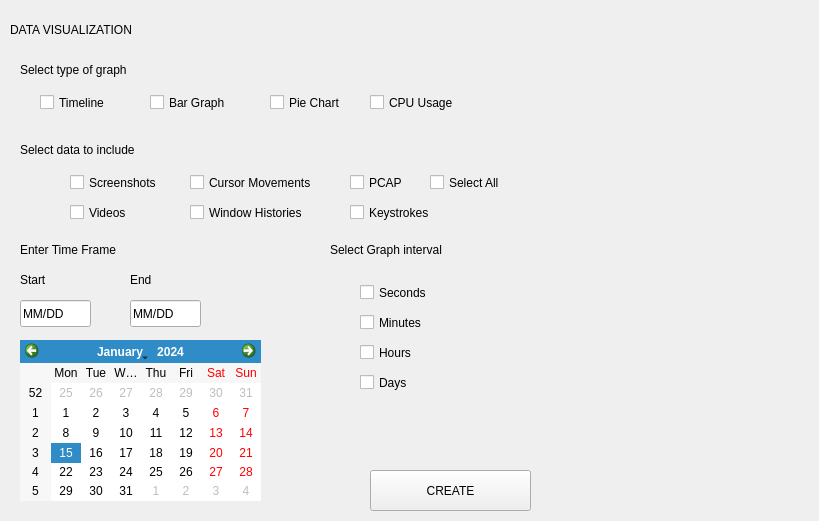
First picture: the form in src/ui/Visualize/DataViz.ui, repository komodo6/AVERT, before the edit.
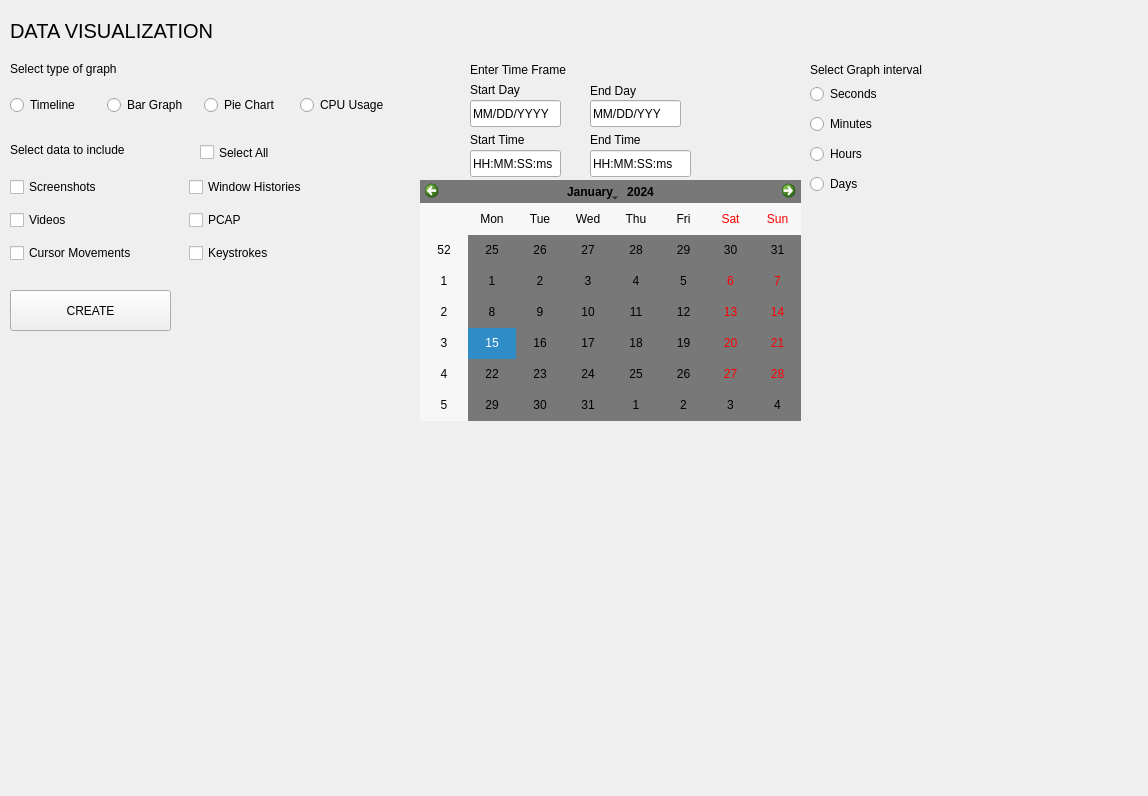
Second picture: the form after the edit.

Commit message: updated the ui's for DataViz and Settings

Diff of the .ui file:
```diff
--- a/src/ui/Visualize/DataViz.ui
+++ b/src/ui/Visualize/DataViz.ui
@@ -6,96 +6,18 @@
    <rect>
     <x>0</x>
     <y>0</y>
-    <width>819</width>
-    <height>521</height>
+    <width>1148</width>
+    <height>796</height>
    </rect>
   </property>
   <property name="windowTitle">
    <string>Form</string>
   </property>
-  <widget class="QCheckBox" name="checkBox">
-   <property name="geometry">
-    <rect>
-     <x>70</x>
-     <y>170</y>
-     <width>101</width>
-     <height>25</height>
-    </rect>
-   </property>
-   <property name="text">
-    <string>Screenshots</string>
-   </property>
-  </widget>
-  <widget class="QCheckBox" name="checkBox_2">
-   <property name="geometry">
-    <rect>
-     <x>70</x>
-     <y>200</y>
-     <width>92</width>
-     <height>25</height>
-    </rect>
-   </property>
-   <property name="text">
-    <string>Videos</string>
-   </property>
-  </widget>
-  <widget class="QCheckBox" name="checkBox_3">
-   <property name="geometry">
-    <rect>
-     <x>190</x>
-     <y>170</y>
-     <width>151</width>
-     <height>25</height>
-    </rect>
-   </property>
-   <property name="text">
-    <string>Cursor Movements</string>
-   </property>
-  </widget>
-  <widget class="QCheckBox" name="checkBox_4">
-   <property name="geometry">
-    <rect>
-     <x>190</x>
-     <y>200</y>
-     <width>141</width>
-     <height>25</height>
-    </rect>
-   </property>
-   <property name="text">
-    <string>Window Histories</string>
-   </property>
-  </widget>
-  <widget class="QCheckBox" name="checkBox_5">
-   <property name="geometry">
-    <rect>
-     <x>350</x>
-     <y>170</y>
-     <width>92</width>
-     <height>25</height>
-    </rect>
-   </property>
-   <property name="text">
-    <string>PCAP</string>
-   </property>
-  </widget>
-  <widget class="QCheckBox" name="checkBox_6">
-   <property name="geometry">
-    <rect>
-     <x>350</x>
-     <y>200</y>
-     <width>92</width>
-     <height>25</height>
-    </rect>
-   </property>
-   <property name="text">
-    <string>Keystrokes</string>
-   </property>
-  </widget>
   <widget class="QCheckBox" name="checkBox_7">
    <property name="geometry">
     <rect>
-     <x>430</x>
-     <y>170</y>
+     <x>200</x>
+     <y>140</y>
      <width>92</width>
      <height>25</height>
     </rect>
@@ -104,102 +26,37 @@
     <string>Select All</string>
    </property>
   </widget>
-  <widget class="QCalendarWidget" name="calendarWidget">
-   <property name="geometry">
-    <rect>
-     <x>20</x>
-     <y>340</y>
-     <width>241</width>
-     <height>161</height>
-    </rect>
-   </property>
-  </widget>
   <widget class="QLineEdit" name="lineEdit">
    <property name="geometry">
     <rect>
-     <x>20</x>
-     <y>300</y>
-     <width>71</width>
+     <x>470</x>
+     <y>100</y>
+     <width>91</width>
      <height>27</height>
     </rect>
    </property>
    <property name="text">
-    <string>MM/DD</string>
+    <string>MM/DD/YYYY</string>
    </property>
   </widget>
   <widget class="QLineEdit" name="lineEdit_2">
    <property name="geometry">
     <rect>
-     <x>130</x>
-     <y>300</y>
-     <width>71</width>
+     <x>590</x>
+     <y>100</y>
+     <width>91</width>
      <height>27</height>
     </rect>
    </property>
    <property name="text">
-    <string>MM/DD</string>
-   </property>
-  </widget>
-  <widget class="QCheckBox" name="checkBox_8">
-   <property name="geometry">
-    <rect>
-     <x>360</x>
-     <y>280</y>
-     <width>92</width>
-     <height>25</height>
-    </rect>
-   </property>
-   <property name="text">
-    <string>Seconds</string>
-   </property>
-   <property name="tristate">
-    <bool>true</bool>
-   </property>
-  </widget>
-  <widget class="QCheckBox" name="checkBox_9">
-   <property name="geometry">
-    <rect>
-     <x>360</x>
-     <y>310</y>
-     <width>92</width>
-     <height>25</height>
-    </rect>
-   </property>
-   <property name="text">
-    <string>Minutes</string>
-   </property>
-  </widget>
-  <widget class="QCheckBox" name="checkBox_10">
-   <property name="geometry">
-    <rect>
-     <x>360</x>
-     <y>340</y>
-     <width>92</width>
-     <height>25</height>
-    </rect>
-   </property>
-   <property name="text">
-    <string>Hours</string>
-   </property>
-  </widget>
-  <widget class="QCheckBox" name="checkBox_11">
-   <property name="geometry">
-    <rect>
-     <x>360</x>
-     <y>370</y>
-     <width>92</width>
-     <height>25</height>
-    </rect>
-   </property>
-   <property name="text">
-    <string>Days</string>
+    <string>MM/DD/YYY</string>
    </property>
   </widget>
   <widget class="QPushButton" name="pushButton_5">
    <property name="geometry">
     <rect>
-     <x>370</x>
-     <y>470</y>
+     <x>10</x>
+     <y>290</y>
      <width>161</width>
      <height>41</height>
     </rect>
@@ -212,11 +69,14 @@
    <property name="geometry">
     <rect>
      <x>10</x>
-     <y>20</y>
-     <width>161</width>
-     <height>19</height>
+     <y>10</y>
+     <width>231</width>
+     <height>41</height>
     </rect>
    </property>
+   <property name="styleSheet">
+    <string notr="true">font-size:20px</string>
+   </property>
    <property name="text">
     <string>DATA VISUALIZATION</string>
    </property>
@@ -224,10 +84,10 @@
   <widget class="QLabel" name="label_2">
    <property name="geometry">
     <rect>
-     <x>20</x>
-     <y>60</y>
-     <width>181</width>
-     <height>19</height>
+     <x>10</x>
+     <y>58</y>
+     <width>221</width>
+     <height>21</height>
     </rect>
    </property>
    <property name="text">
@@ -237,7 +97,7 @@
   <widget class="QLabel" name="label_3">
    <property name="geometry">
     <rect>
-     <x>20</x>
+     <x>10</x>
      <y>140</y>
      <width>191</width>
      <height>19</height>
@@ -250,8 +110,8 @@
   <widget class="QLabel" name="label_4">
    <property name="geometry">
     <rect>
-     <x>20</x>
-     <y>240</y>
+     <x>470</x>
+     <y>60</y>
      <width>181</width>
      <height>19</height>
     </rect>
@@ -263,8 +123,8 @@
   <widget class="QLabel" name="label_5">
    <property name="geometry">
     <rect>
-     <x>330</x>
-     <y>240</y>
+     <x>810</x>
+     <y>60</y>
      <width>211</width>
      <height>19</height>
     </rect>
@@ -276,79 +136,230 @@
   <widget class="QLabel" name="label_6">
    <property name="geometry">
     <rect>
-     <x>20</x>
-     <y>270</y>
-     <width>67</width>
+     <x>470</x>
+     <y>80</y>
+     <width>91</width>
      <height>19</height>
     </rect>
    </property>
    <property name="text">
-    <string>Start</string>
+    <string>Start Day</string>
    </property>
   </widget>
   <widget class="QLabel" name="label_7">
    <property name="geometry">
     <rect>
-     <x>130</x>
-     <y>270</y>
-     <width>67</width>
-     <height>19</height>
+     <x>590</x>
+     <y>80</y>
+     <width>71</width>
+     <height>21</height>
     </rect>
    </property>
    <property name="text">
-    <string>End</string>
+    <string>End Day</string>
    </property>
   </widget>
-  <widget class="QCheckBox" name="checkBox_12">
+  <widget class="QWidget" name="horizontalLayoutWidget">
    <property name="geometry">
     <rect>
-     <x>40</x>
-     <y>90</y>
-     <width>92</width>
-     <height>25</height>
+     <x>10</x>
+     <y>80</y>
+     <width>381</width>
+     <height>51</height>
     </rect>
    </property>
+   <layout class="QHBoxLayout" name="horizontalLayout">
+    <item>
+     <widget class="QRadioButton" name="TimelineRadioButton">
+      <property name="text">
+       <string>Timeline</string>
+      </property>
+     </widget>
+    </item>
+    <item>
+     <widget class="QRadioButton" name="BarGraphRadioButton">
+      <property name="text">
+       <string>Bar Graph</string>
+      </property>
+     </widget>
+    </item>
+    <item>
+     <widget class="QRadioButton" name="PieChartRadioButton">
+      <property name="text">
+       <string>Pie Chart</string>
+      </property>
+     </widget>
+    </item>
+    <item>
+     <widget class="QRadioButton" name="CPUUsageRadioButton">
+      <property name="text">
+       <string>CPU Usage</string>
+      </property>
+     </widget>
+    </item>
+   </layout>
+  </widget>
+  <widget class="QWidget" name="gridLayoutWidget">
+   <property name="geometry">
+    <rect>
+     <x>10</x>
+     <y>170</y>
+     <width>351</width>
+     <height>100</height>
+    </rect>
+   </property>
+   <layout class="QGridLayout" name="gridLayout">
+    <item row="0" column="1">
+     <widget class="QCheckBox" name="checkBox_4">
+      <property name="text">
+       <string>Window Histories</string>
+      </property>
+     </widget>
+    </item>
+    <item row="1" column="0">
+     <widget class="QCheckBox" name="checkBox_2">
+      <property name="text">
+       <string>Videos</string>
+      </property>
+     </widget>
+    </item>
+    <item row="1" column="1">
+     <widget class="QCheckBox" name="checkBox_5">
+      <property name="text">
+       <string>PCAP</string>
+      </property>
+     </widget>
+    </item>
+    <item row="2" column="1">
+     <widget class="QCheckBox" name="checkBox_6">
+      <property name="text">
+       <string>Keystrokes</string>
+      </property>
+     </widget>
+    </item>
+    <item row="2" column="0">
+     <widget class="QCheckBox" name="checkBox_3">
+      <property name="text">
+       <string>Cursor Movements</string>
+      </property>
+     </widget>
+    </item>
+    <item row="0" column="0">
+     <widget class="QCheckBox" name="checkBox">
+      <property name="text">
+       <string>Screenshots</string>
+      </property>
+      <property name="tristate">
+       <bool>false</bool>
+      </property>
+     </widget>
+    </item>
+   </layout>
+  </widget>
+  <widget class="QWidget" name="verticalLayoutWidget">
+   <property name="geometry">
+    <rect>
+     <x>810</x>
+     <y>80</y>
+     <width>101</width>
+     <height>121</height>
+    </rect>
+   </property>
+   <layout class="QVBoxLayout" name="verticalLayout">
+    <item>
+     <widget class="QRadioButton" name="radioButton_2">
+      <property name="text">
+       <string>Seconds</string>
+      </property>
+     </widget>
+    </item>
+    <item>
+     <widget class="QRadioButton" name="radioButton_4">
+      <property name="text">
+       <string>Minutes</string>
+      </property>
+     </widget>
+    </item>
+    <item>
+     <widget class="QRadioButton" name="radioButton_3">
+      <property name="text">
+       <string>Hours</string>
+      </property>
+     </widget>
+    </item>
+    <item>
+     <widget class="QRadioButton" name="radioButton">
+      <property name="text">
+       <string>Days</string>
+      </property>
+     </widget>
+    </item>
+   </layout>
+  </widget>
+  <widget class="QLineEdit" name="lineEdit_3">
+   <property name="geometry">
+    <rect>
+     <x>470</x>
+     <y>150</y>
+     <width>91</width>
+     <height>27</height>
+    </rect>
+   </property>
    <property name="text">
-    <string>Timeline</string>
+    <string>HH:MM:SS:ms</string>
    </property>
   </widget>
-  <widget class="QCheckBox" name="checkBox_13">
+  <widget class="QLineEdit" name="lineEdit_4">
    <property name="geometry">
     <rect>
-     <x>150</x>
-     <y>90</y>
-     <width>92</width>
-     <height>25</height>
+     <x>590</x>
+     <y>150</y>
+     <width>101</width>
+     <height>27</height>
     </rect>
    </property>
    <property name="text">
-    <string>Bar Graph</string>
+    <string>HH:MM:SS:ms</string>
    </property>
   </widget>
-  <widget class="QCheckBox" name="checkBox_14">
+  <widget class="QLabel" name="label_8">
    <property name="geometry">
     <rect>
-     <x>270</x>
-     <y>90</y>
-     <width>92</width>
-     <height>25</height>
+     <x>470</x>
+     <y>130</y>
+     <width>91</width>
+     <height>19</height>
     </rect>
    </property>
    <property name="text">
-    <string>Pie Chart</string>
+    <string>Start Time</string>
    </property>
   </widget>
-  <widget class="QCheckBox" name="checkBox_15">
+  <widget class="QLabel" name="label_9">
    <property name="geometry">
     <rect>
-     <x>370</x>
-     <y>90</y>
-     <width>121</width>
-     <height>25</height>
+     <x>590</x>
+     <y>130</y>
+     <width>101</width>
+     <height>19</height>
     </rect>
    </property>
    <property name="text">
-    <string>CPU Usage</string>
+    <string>End Time</string>
+   </property>
+  </widget>
+  <widget class="QCalendarWidget" name="calendarWidget">
+   <property name="geometry">
+    <rect>
+     <x>420</x>
+     <y>180</y>
+     <width>381</width>
+     <height>241</height>
+    </rect>
+   </property>
+   <property name="styleSheet">
+    <string notr="true">background-color: #787878;
+color:black;</string>
    </property>
   </widget>
  </widget>
```
The commit also changes 1 other file.
